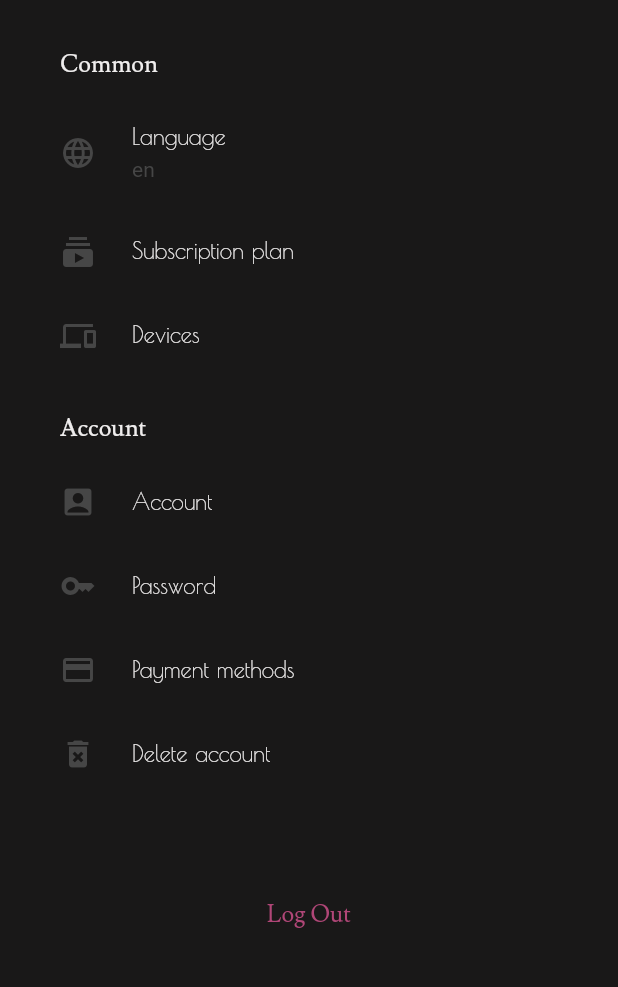
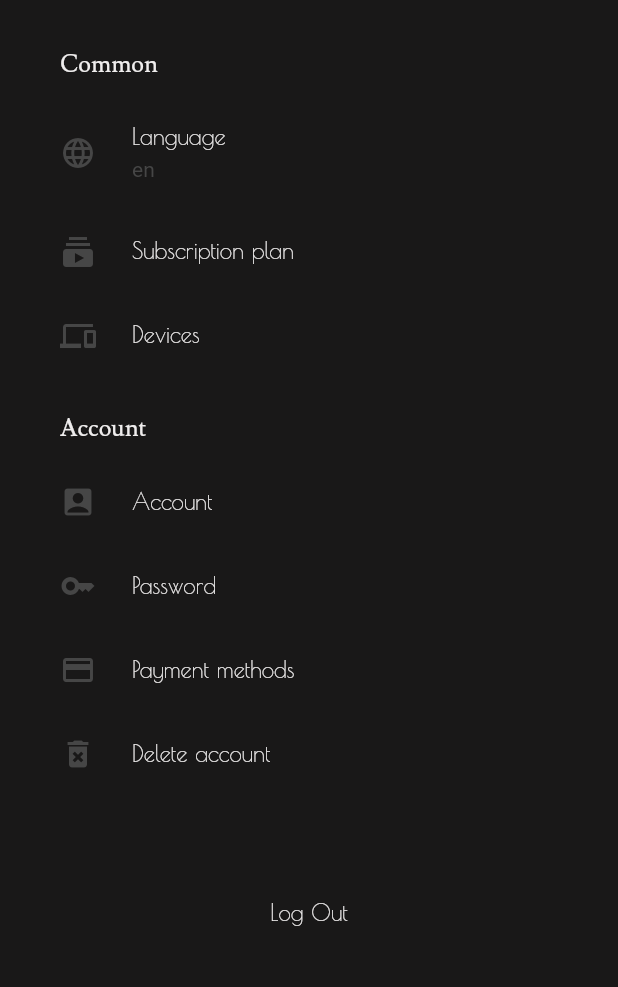
Before and after one commit to rossieShark/audio_player, a Flutter app: the Settings screen opened by its route, on a phone screen of 412 x 824 dp, the part 71-1058 px from its top. Run offline on Flutter 3.47's test engine with Material 3 defaults, Android fonts, the phone set to English and light mode, and no system bars; drawn by our look-alikes of settings_ui; our stand-ins replace audioplayers, auto_size_text, chopper, drift, equatable, firebase_auth and 11 more; missing offline and left inert: animate_gradient, dart:html; accounts and stored records are empty; generated files the repository leaves out were written again.

Commit message:
setting page refactoring

```diff
--- a/lib/app_logic/blocs/my_music_folders_bloc/my_music_foldder_event.dart
+++ b/lib/app_logic/blocs/my_music_folders_bloc/my_music_foldder_event.dart
@@ -1,4 +1,3 @@
-import 'package:audio_player/domain/entity/favorite_folder_model.dart';
 import 'package:equatable/equatable.dart';
 
 abstract class MyMusicBlocEvent extends Equatable {
--- a/lib/ui/widgets/screens/my_music_screens/my_music_screen.dart
+++ b/lib/ui/widgets/screens/my_music_screens/my_music_screen.dart
@@ -1,6 +1,4 @@
 import 'package:audio_player/flutter_gen/gen_l10n/app_localizations.dart';
-import 'package:audio_player/domain/entity/models.dart';
-import 'package:audio_player/resources/resources.dart';
 import 'package:audio_player/ui/navigation/navigation_routes.dart';
 import 'package:audio_player/ui/widgets/screens/my_music_screens/my_music_folders/albums_tracks_list.dart';
 import 'package:audio_player/ui/widgets/screens/my_music_screens/my_music_index.dart';
--- a/lib/ui/widgets/screens/settings_page/settings_page.dart
+++ b/lib/ui/widgets/screens/settings_page/settings_page.dart
@@ -1,13 +1,13 @@
 // ignore_for_file: use_build_context_synchronously
 
 import 'package:audio_player/app_logic/blocs/bloc_exports.dart';
+import 'package:audio_player/domain/services/firebase_service/firebase_service.dart';
 import 'package:audio_player/flutter_gen/gen_l10n/app_localizations.dart';
 import 'package:audio_player/resources/resources.dart';
 import 'package:audio_player/ui/navigation/navigation_routes.dart';
 
 import 'package:audio_player/ui/widgets/screens/settings_page/settings_index.dart';
 import 'package:audio_player/ui/widgets/widgets/widget_exports.dart';
-import 'package:firebase_auth/firebase_auth.dart';
 import 'package:flutter/cupertino.dart';
 import 'package:flutter/material.dart';
 import 'package:go_router/go_router.dart';
@@ -21,50 +21,6 @@ class Settings extends StatefulWidget {
 }
 
 class _SettingsState extends State<Settings> {
-  final FirebaseAuth _auth = FirebaseAuth.instance;
-  User? user;
-
-  Future<void> _signOut() async {
-    try {
-      await _auth.signOut();
-
-      print('User signed out');
-    } catch (e) {
-      print('Error signing out: $e');
-    }
-  }
-
-  Future<void> _deleteAccount() async {
-    final User? user = _auth.currentUser;
-
-    if (user != null) {
-      try {
-        await user.delete();
-        print('User account deleted');
-      } catch (e) {
-        print('Error deleting account: $e');
-      }
-    }
-  }
-
-  void _showDialog(Widget child, BuildContext context) {
-    showCupertinoModalPopup<void>(
-      context: context,
-      builder: (BuildContext context) => Container(
-        height: 200,
-        padding: const EdgeInsets.only(top: 0.0),
-        margin: EdgeInsets.only(
-          bottom: MediaQuery.of(context).viewInsets.bottom,
-        ),
-        color: CupertinoColors.systemBackground.resolveFrom(context),
-        child: SafeArea(
-          top: false,
-          child: child,
-        ),
-      ),
-    );
-  }
-
   @override
   Widget build(BuildContext context) {
     return Scaffold(
@@ -95,64 +51,9 @@ class _SettingsState extends State<Settings> {
                     fontWeight: FontWeight.w500),
               ),
               tiles: <SettingsTile>[
-                SettingsTile.navigation(
-                  onPressed: (context) => _showDialog(
-                      CupertinoPicker(
-                        magnification: 1.22,
-                        squeeze: 1.2,
-                        useMagnifier: true,
-                        itemExtent: 32.0,
-                        scrollController: FixedExtentScrollController(
-                          initialItem: 0,
-                        ),
-                        onSelectedItemChanged: (int selectedItem) {
-                          setState(() {
-                            final newLocale = Locale.fromSubtags(
-                                languageCode: pickerData[selectedItem]);
-                            final languagebloc = context.read<LanguageBloc>();
-                            languagebloc.changeLanguage(newLocale);
-                          });
-                        },
-                        children: List<Widget>.generate(pickerData.length,
-                            (int index) {
-                          return Center(child: Text(pickerData[index]));
-                        }),
-                      ),
-                      context),
-                  leading: const Icon(Icons.language),
-                  title: Text(
-                    AppLocalizations.of(context)!.settingPageCommonLanguage,
-                    style: TextStyle(
-                        fontFamily: FontFamily.poiretOne,
-                        fontSize: 15,
-                        color: AppColors.white.color,
-                        fontWeight: FontWeight.w500),
-                  ),
-                  value: Text(Localizations.localeOf(context).languageCode),
-                ),
-                SettingsTile.navigation(
-                  leading: const Icon(Icons.subscriptions),
-                  title: Text(
-                    AppLocalizations.of(context)!
-                        .settingPageCommonSubscriptionPlan,
-                    style: TextStyle(
-                        fontFamily: FontFamily.poiretOne,
-                        fontSize: 15,
-                        color: AppColors.white.color,
-                        fontWeight: FontWeight.w500),
-                  ),
-                ),
-                SettingsTile.navigation(
-                  leading: const Icon(Icons.devices),
-                  title: Text(
-                    AppLocalizations.of(context)!.settingPageCommonDevices,
-                    style: TextStyle(
-                        fontFamily: FontFamily.poiretOne,
-                        fontSize: 15,
-                        color: AppColors.white.color,
-                        fontWeight: FontWeight.w500),
-                  ),
-                ),
+                _LanguageSettingTile(),
+                _SubscriptionPlanSettingsTile(),
+                _CommonDevicesSettingTile(),
               ],
             ),
             SettingsSection(
@@ -164,97 +65,13 @@ class _SettingsState extends State<Settings> {
                       fontWeight: FontWeight.w500),
                 ),
                 tiles: <SettingsTile>[
-                  SettingsTile.navigation(
-                    leading: const Icon(Icons.account_box),
-                    title: Text(
-                      AppLocalizations.of(context)!.settingPageAccount,
-                      style: TextStyle(
-                          fontFamily: FontFamily.poiretOne,
-                          fontSize: 15,
-                          color: AppColors.white.color,
-                          fontWeight: FontWeight.w500),
-                    ),
-                    onPressed: (BuildContext context) {
-                      modal.showBarModalBottomSheet(
-                        expand: true,
-                        context: context,
-                        backgroundColor: Colors.transparent,
-                        builder: (context) => const ChangeUserinfo(),
-                      );
-                    },
-                  ),
-                  SettingsTile.navigation(
-                    onPressed: (BuildContext context) {
-                      modal.showBarModalBottomSheet(
-                        expand: true,
-                        context: context,
-                        backgroundColor: Colors.transparent,
-                        builder: (context) => const ChangePassword(),
-                      );
-                    },
-                    leading: const Icon(Icons.key),
-                    title: Text(
-                      AppLocalizations.of(context)!.settingPageAccountPassword,
-                      style: TextStyle(
-                          fontFamily: FontFamily.poiretOne,
-                          fontSize: 15,
-                          color: AppColors.white.color,
-                          fontWeight: FontWeight.w500),
-                    ),
-                  ),
-                  SettingsTile.navigation(
-                    leading: const Icon(Icons.payment),
-                    title: Text(
-                      AppLocalizations.of(context)!.settingPageAccountPayment,
-                      style: TextStyle(
-                          fontFamily: FontFamily.poiretOne,
-                          fontSize: 15,
-                          color: AppColors.white.color,
-                          fontWeight: FontWeight.w500),
-                    ),
-                  ),
-                  SettingsTile.navigation(
-                    onPressed: (context) => showDialog(
-                      context: context,
-                      builder: (context) => AppAlertDialog(
-                        onConfirm: () async {
-                          await _deleteAccount();
-                          await _signOut();
-                          Navigator.of(context).pop();
-                        },
-                        title: AppLocalizations.of(context)!.deleteAccount,
-                        subtitle:
-                            AppLocalizations.of(context)!.deleteAccountAlert,
-                      ),
-                    ),
-                    leading: const Icon(Icons.delete_forever),
-                    title: Text(
-                      AppLocalizations.of(context)!.settingPageAccountDelete,
-                      style: TextStyle(
-                          fontFamily: FontFamily.poiretOne,
-                          fontSize: 15,
-                          color: AppColors.white.color,
-                          fontWeight: FontWeight.w500),
-                    ),
-                  ),
+                  _AccountSettingTile(),
+                  _PasswordSettingTile(),
+                  _AccountPaymentSettingTile(),
+                  _DeleteAccountSettingTile(),
                 ]),
             SettingsSection(title: const Text(''), tiles: <SettingsTile>[
-              SettingsTile(
-                onPressed: (context) {
-                  _signOut();
-                  context.go(routeNameMap[RouteName.sigIn]!);
-                },
-                title: Center(
-                  child: Text(
-                    AppLocalizations.of(context)!.settingPageLogOut,
-                    style: TextStyle(
-                        color: AppColors.accent.color,
-                        fontFamily: FontFamily.lusitana,
-                        fontSize: 16,
-                        fontWeight: FontWeight.w500),
-                  ),
-                ),
-              ),
+              _SignOutSettingTile(),
             ])
           ],
         ),
@@ -268,3 +85,183 @@ List<String> pickerData = [
   'de',
   'ru',
 ];
+
+class _SubscriptionPlanSettingsTile extends SettingsTile {
+  _SubscriptionPlanSettingsTile()
+      : super.navigation(
+          leading: const Icon(Icons.subscriptions),
+          title: Builder(builder: (context) {
+            return _CreateSettingsTitle(
+              text: AppLocalizations.of(context)!
+                  .settingPageCommonSubscriptionPlan,
+            );
+          }),
+        );
+}
+
+class _DeleteAccountSettingTile extends SettingsTile {
+  _DeleteAccountSettingTile()
+      : super.navigation(
+          onPressed: (context) => showDialog(
+            context: context,
+            builder: (context) => AppAlertDialog(
+              onConfirm: () async {
+                await FireBaseFunctions().deleteAccount();
+                context.pushReplacement(routeNameMap[RouteName.start]!);
+              },
+              title: AppLocalizations.of(context)!.deleteAccount,
+              subtitle: AppLocalizations.of(context)!.deleteAccountAlert,
+            ),
+          ),
+          leading: const Icon(Icons.delete_forever),
+          title: Builder(builder: (context) {
+            return _CreateSettingsTitle(
+              text: AppLocalizations.of(context)!.settingPageAccountDelete,
+            );
+          }),
+        );
+}
+
+class _SignOutSettingTile extends SettingsTile {
+  _SignOutSettingTile()
+      : super.navigation(
+          onPressed: (context) {
+            FireBaseFunctions().signOut();
+            context.pushReplacement(routeNameMap[RouteName.start]!);
+          },
+          title: Center(
+            child: Builder(builder: (context) {
+              return _CreateSettingsTitle(
+                text: AppLocalizations.of(context)!.settingPageLogOut,
+              );
+            }),
+          ),
+        );
+}
+
+class _AccountPaymentSettingTile extends SettingsTile {
+  _AccountPaymentSettingTile()
+      : super.navigation(
+          leading: const Icon(Icons.payment),
+          title: Builder(builder: (context) {
+            return _CreateSettingsTitle(
+              text: AppLocalizations.of(context)!.settingPageAccountPayment,
+            );
+          }),
+        );
+}
+
+class _PasswordSettingTile extends SettingsTile {
+  _PasswordSettingTile()
+      : super.navigation(
+          onPressed: (BuildContext context) {
+            modal.showBarModalBottomSheet(
+              expand: true,
+              context: context,
+              backgroundColor: Colors.transparent,
+              builder: (context) => const ChangePassword(),
+            );
+          },
+          leading: const Icon(Icons.key),
+          title: Builder(builder: (context) {
+            return _CreateSettingsTitle(
+              text: AppLocalizations.of(context)!.settingPageAccountPassword,
+            );
+          }),
+        );
+}
+
+class _AccountSettingTile extends SettingsTile {
+  _AccountSettingTile()
+      : super.navigation(
+          leading: const Icon(Icons.account_box),
+          title: Builder(builder: (context) {
+            return _CreateSettingsTitle(
+              text: AppLocalizations.of(context)!.settingPageAccount,
+            );
+          }),
+          onPressed: (BuildContext context) {
+            modal.showBarModalBottomSheet(
+              expand: true,
+              context: context,
+              backgroundColor: Colors.transparent,
+              builder: (context) => const ChangeUserinfo(),
+            );
+          },
+        );
+}
+
+class _CommonDevicesSettingTile extends SettingsTile {
+  _CommonDevicesSettingTile()
+      : super.navigation(
+          leading: const Icon(Icons.devices),
+          title: Builder(builder: (context) {
+            return _CreateSettingsTitle(
+              text: AppLocalizations.of(context)!.settingPageCommonDevices,
+            );
+          }),
+        );
+}
+
+class _LanguageSettingTile extends SettingsTile {
+  _LanguageSettingTile()
+      : super.navigation(
+          onPressed: (BuildContext context) => ShowAlert().showDialog(
+              _ShowCupertinoPicker(pickerData: pickerData), context),
+          leading: const Icon(Icons.language),
+          title: Builder(
+            builder: (context) => _CreateSettingsTitle(
+              text: AppLocalizations.of(context)!.settingPageCommonLanguage,
+            ),
+          ),
+          value: Builder(
+            builder: (context) =>
+                Text(Localizations.localeOf(context).languageCode),
+          ),
+        );
+}
+
+class _ShowCupertinoPicker extends StatelessWidget {
+  final List<String> pickerData;
+
+  const _ShowCupertinoPicker({required this.pickerData});
+
+  @override
+  Widget build(BuildContext context) {
+    return CupertinoPicker(
+      magnification: 1.22,
+      squeeze: 1.2,
+      useMagnifier: true,
+      itemExtent: 32.0,
+      scrollController: FixedExtentScrollController(
+        initialItem: 0,
+      ),
+      onSelectedItemChanged: (int selectedItem) {
+        final newLocale =
+            Locale.fromSubtags(languageCode: pickerData[selectedItem]);
+        final languagebloc = context.read<LanguageBloc>();
+        languagebloc.changeLanguage(newLocale);
+      },
+      children: List<Widget>.generate(pickerData.length, (int index) {
+        return Center(child: Text(pickerData[index]));
+      }),
+    );
+  }
+}
+
+class _CreateSettingsTitle extends StatelessWidget {
+  final String text;
+  const _CreateSettingsTitle({required this.text});
+
+  @override
+  Widget build(BuildContext context) {
+    return Text(
+      text,
+      style: TextStyle(
+          fontFamily: FontFamily.poiretOne,
+          fontSize: 15,
+          color: AppColors.white.color,
+          fontWeight: FontWeight.w500),
+    );
+  }
+}
```
Also changed, not shown: lib/domain/services/firebase_service/firebase_service.dart (+25 -0 lines), lib/ui/widgets/widgets/app_alert.dart (+20 -0 lines).
